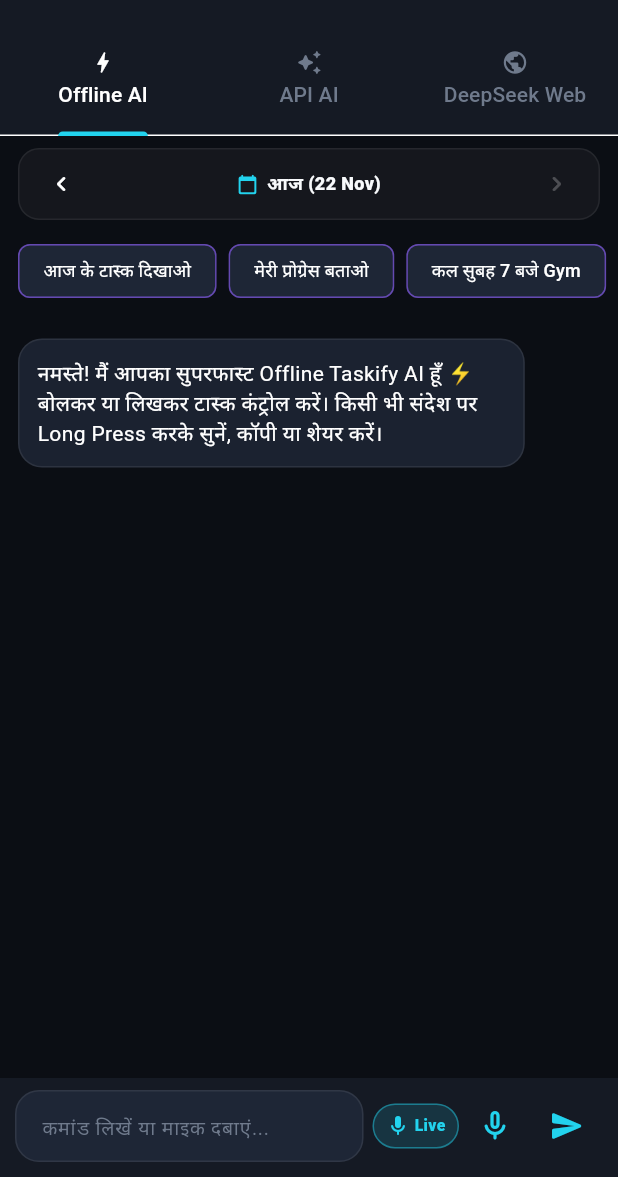
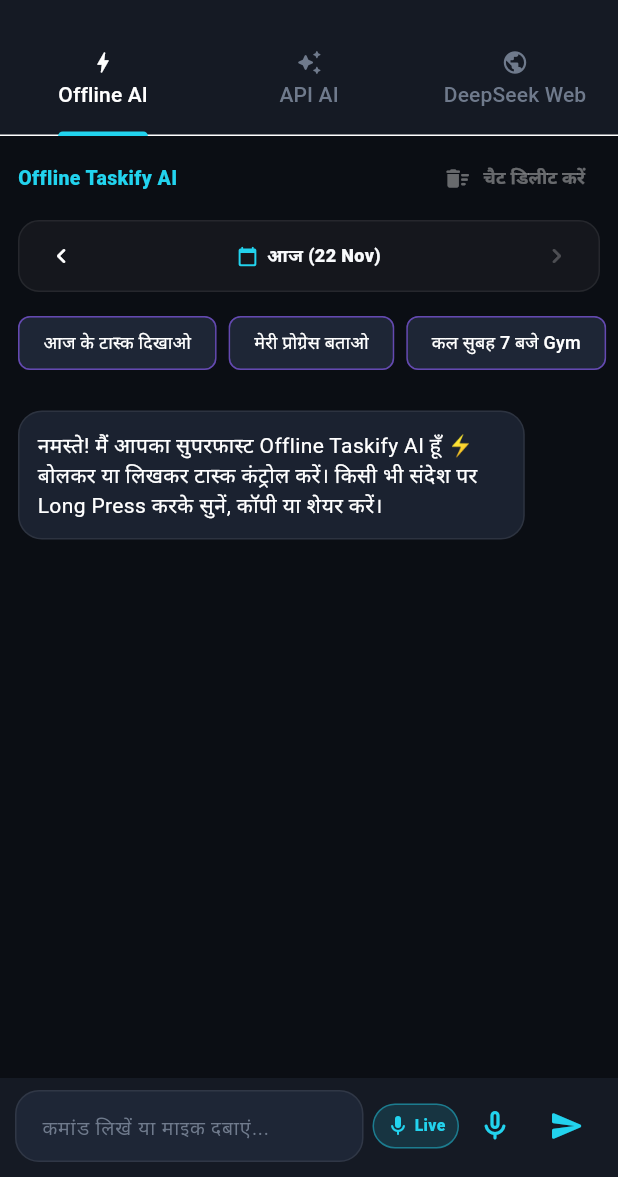
Before and after one commit to iMasterQuizBot/taskify-fragment, a Flutter app: the screen it shows after launch, item 5 of the bottom bar chosen, after a tap on the "delete sweep" icon, on a phone screen of 412 x 824 dp, the part 59-1236 px from its top. Run offline on Flutter 3.47's test engine with Material 3 defaults, Android fonts, the phone set to English and light mode, and no system bars; our stand-ins replace audioplayers, file_picker, flutter_local_notifications, flutter_secure_storage, flutter_tts, image_picker and 6 more; missing offline and left inert: record, webview_flutter_android; accounts and stored records are empty.

Commit message:
Add files via upload

```diff
--- a/lib/screens/deepseek_web_screen.dart
+++ b/lib/screens/deepseek_web_screen.dart
@@ -170,12 +170,18 @@ class _DeepSeekWebScreenState extends State<DeepSeekWebScreen>
     if (_tabController.index == 0) {
       final hasRealMsgs = _messages.any((m) => m.id != null);
       if (!hasRealMsgs) return;
-      final yes = await confirm(
+      final first = await confirm(
         context,
         'चैट डिलीट करें?',
-        'क्या आप ${_isToday ? "आज" : DateFormat("d MMM yyyy").format(_selectedDate)} की Offline AI चैट्स हमेशा के लिए हटाना चाहते हैं?',
+        'क्या आप ${_isToday ? "आज" : DateFormat("d MMM yyyy").format(_selectedDate)} की सभी चैट डिलीट करना चाहते हैं?',
       );
-      if (!yes) return;
+      if (!first || !mounted) return;
+      final second = await confirm(
+        context,
+        'पक्का डिलीट करें?',
+        'यह कार्रवाई वापस नहीं होगी। क्या आप पूरी तरह से निश्चित हैं?',
+      );
+      if (!second) return;
       await widget.db.clearAiMessages('offline', chatDate: _selectedDateKey);
       await _loadOfflineHistory();
     } else if (_tabController.index == 1) {
@@ -561,6 +567,28 @@ class _DeepSeekWebScreenState extends State<DeepSeekWebScreen>
 
     return Column(
       children: [
+        Padding(
+          padding: const EdgeInsets.fromLTRB(12, 8, 12, 0),
+          child: Row(
+            children: [
+              const Text(
+                'Offline Taskify AI',
+                style: TextStyle(fontWeight: FontWeight.w800, fontSize: 13, color: AppColors.cyan),
+              ),
+              const Spacer(),
+              TextButton.icon(
+                style: TextButton.styleFrom(
+                  foregroundColor: AppColors.rose,
+                  visualDensity: VisualDensity.compact,
+                  padding: const EdgeInsets.symmetric(horizontal: 10, vertical: 4),
+                ),
+                onPressed: _messages.any((m) => m.id != null) ? _clearActiveTab : null,
+                icon: const Icon(Icons.delete_sweep_rounded, size: 18),
+                label: const Text('चैट डिलीट करें', style: TextStyle(fontSize: 12, fontWeight: FontWeight.w700)),
+              ),
+            ],
+          ),
+        ),
         _buildOfflineDateStrip(),
         SingleChildScrollView(
           scrollDirection: Axis.horizontal,
```
